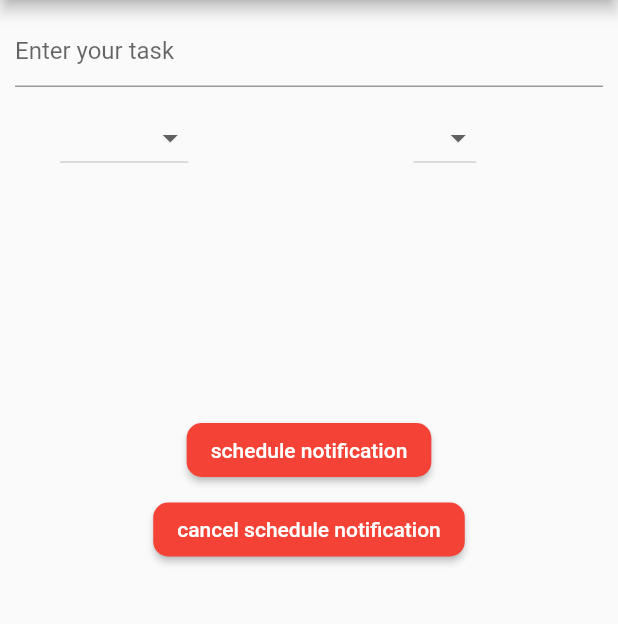
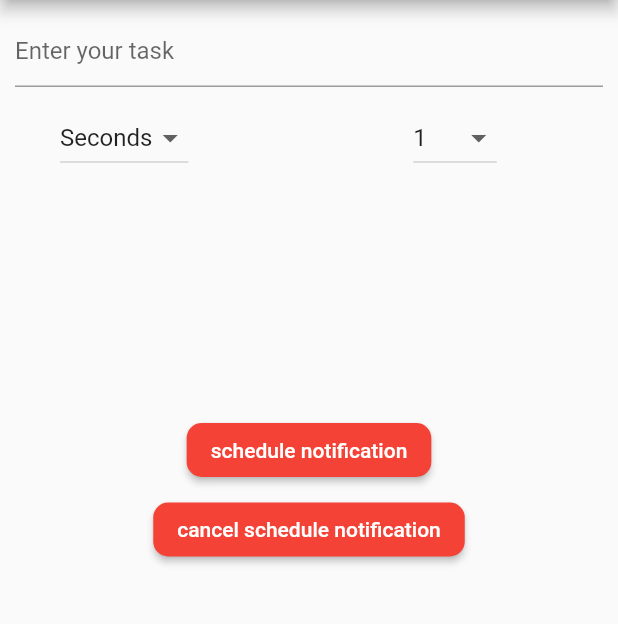
Before and after one commit to codejockeys/water-notification, a Flutter app: the screen it shows after launch, after a tap on "schedule notification", on a phone screen of 412 x 824 dp, the part 84-708 px from its top. Run offline on Flutter 3.47's test engine with Material 2 defaults, Android fonts, the phone set to English and light mode, and no system bars; our stand-ins replace firebase_core, firebase_messaging, flutter_local_notifications, timezone; accounts and stored records are empty.

Commit message:
fix scheduled notifications

```diff
--- a/lib/main.dart
+++ b/lib/main.dart
@@ -3,6 +3,7 @@ import 'package:firebase_core/firebase_core.dart';
 import 'package:firebase_messaging/firebase_messaging.dart';
 import 'package:flutter_local_notifications/flutter_local_notifications.dart';
 import 'package:timezone/timezone.dart' as tz;
+import 'package:timezone/data/latest.dart' as tz;
 import 'dart:developer' as dev;
 
 const AndroidNotificationChannel channel = AndroidNotificationChannel(
@@ -25,7 +26,7 @@ Future<void> main() async {
   WidgetsFlutterBinding.ensureInitialized();
   await Firebase.initializeApp();
   FirebaseMessaging.onBackgroundMessage(_firebaseMessagingBackgroundHandler);
-
+  tz.initializeTimeZones();
   await flutterLocalNotificationsPlugin
       .resolvePlatformSpecificImplementation<
           AndroidFlutterLocalNotificationsPlugin>()
@@ -67,13 +68,21 @@ class MyHomePage extends StatefulWidget {
 class _MyHomePageState extends State<MyHomePage> {
   final TextEditingController taskController = TextEditingController();
   final selectItems = ['Seconds', 'Minutes', 'Hours'];
-  String? selectionValue;
-  final timeItems = [5, 10, 15, 20];
-  int? timeValue;
+  String selectionValue = 'Seconds';
+  final timeItems = [1, 5, 10, 15, 20];
+  int timeValue = 1;
+
 
   @override
   void initState() {
     super.initState();
+    int inSeconds = 1;
+    if (selectionValue == 'Minutes') {
+      inSeconds = timeValue * 60;
+    }
+    if (selectionValue == 'Hours') {
+      inSeconds = timeValue * 3600;
+    }
     FirebaseMessaging.onMessage.listen(
       (RemoteMessage message) {
         RemoteNotification? notification = message.notification;
@@ -83,7 +92,7 @@ class _MyHomePageState extends State<MyHomePage> {
             notification.hashCode,
             notification.title,
             notification.body,
-            tz.TZDateTime.now(tz.local).add(Duration(seconds: timeValue!)),
+            tz.TZDateTime.now(tz.local).add(Duration(seconds: inSeconds)),
             NotificationDetails(
               android: AndroidNotificationDetails(
                 channel.id,
@@ -101,35 +110,17 @@ class _MyHomePageState extends State<MyHomePage> {
         }
       },
     );
-    FirebaseMessaging.onMessageOpenedApp.listen(
-      (RemoteMessage message) {
-        dev.log("A new onMessageOpenedApp event was published!");
-        RemoteNotification? notification = message.notification;
-        AndroidNotification? android = message.notification?.android;
-        if (notification != null && android != null) {
-          showDialog(
-            context: context,
-            builder: (_) {
-              return AlertDialog(
-                title: Text(notification.title!),
-                content: SingleChildScrollView(
-                  child: Column(
-                    crossAxisAlignment: CrossAxisAlignment.start,
-                    children: [
-                      Text(notification.body!),
-                    ],
-                  ),
-                ),
-              );
-            },
-          );
-        }
-      },
-    );
   }
 
   @override
   Widget build(BuildContext context) {
+    int inSeconds = 1;
+    if (selectionValue == 'Minutes') {
+      inSeconds = timeValue * 60;
+    }
+    if (selectionValue == 'Hours') {
+      inSeconds = timeValue * 3600;
+    }
     return Scaffold(
       appBar: AppBar(
         title: const Text("Water Notifications"),
@@ -153,12 +144,12 @@ class _MyHomePageState extends State<MyHomePage> {
               child: Row(
                 children: [
                   DropdownButton<String>(
-                    enableFeedback: true,
+                    hint: const Text("type"),
                     value: selectionValue,
                     items: selectItems.map(buildSelectionItem).toList(),
                     onChanged: (value) => setState(
                       () {
-                        selectionValue = value;
+                        selectionValue = value!;
                         dev.log("Selection: $selectionValue");
                       },
                     ),
@@ -168,10 +159,11 @@ class _MyHomePageState extends State<MyHomePage> {
                   ),
                   DropdownButton<int>(
                     value: timeValue,
+                    hint: const Text("time"),
                     items: timeItems.map(buildTimeItem).toList(),
                     onChanged: (value) => setState(
                       () {
-                        timeValue = value;
+                        timeValue = value!;
                         dev.log("Time delay: $timeValue");
                       },
                     ),
@@ -191,7 +183,7 @@ class _MyHomePageState extends State<MyHomePage> {
                   "Water Notification",
                   taskController.text,
                   tz.TZDateTime.now(tz.local).add(
-                    Duration(seconds: timeValue!),
+                    Duration(seconds: inSeconds),
                   ),
                   NotificationDetails(
                     android: AndroidNotificationDetails(
```
